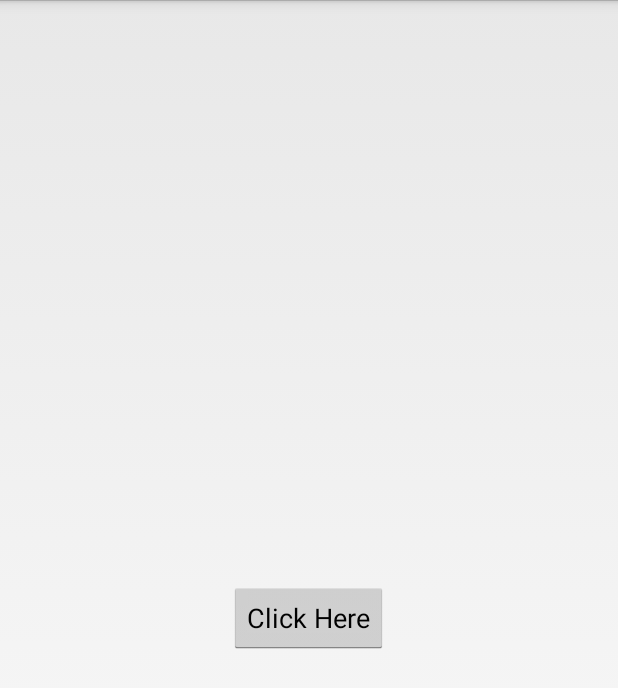
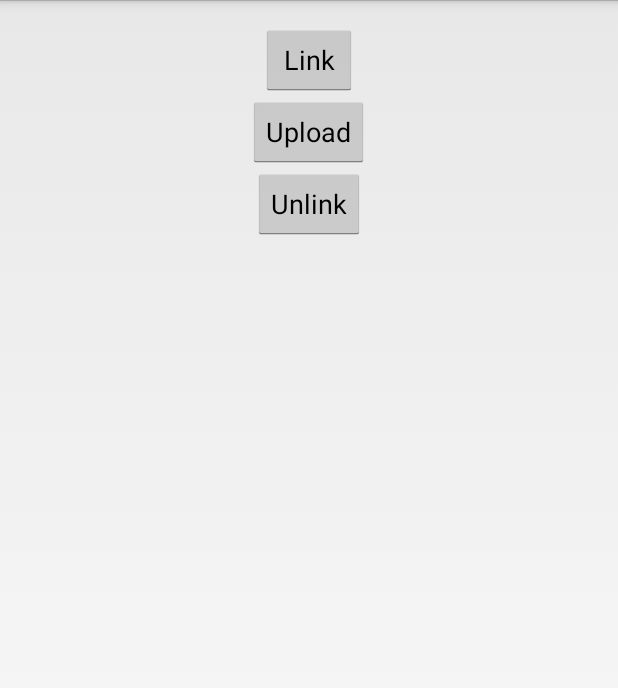
Before and after one commit to mGhassen/SyncFiles, an Android app: the screen it shows after launch (MainActivity), on a phone screen of 412 x 824 dp. Shown: the top 688 px of the screen. Run offline under Robolectric (Android 15) with nearby library versions, the phone set to English and light mode, and no system bars; libraries missing offline, so code that uses them is left out: com.dropbox.sync; 1 statement that could not run was skipped.

Commit message:
added unlink to dropbox account manager to fix errors; modified activity layout

```diff
--- a/app/src/main/java/com/unifyx/syncfiles/MainActivity.java
+++ b/app/src/main/java/com/unifyx/syncfiles/MainActivity.java
@@ -6,6 +6,7 @@ import android.os.Bundle;
 import android.util.Log;
 import android.view.View;
 import android.widget.Button;
+import android.widget.Toast;
 
 import com.dropbox.sync.android.DbxAccountManager;
 import com.dropbox.sync.android.DbxFile;
@@ -17,42 +18,72 @@ import java.io.IOException;
 
 public class MainActivity extends Activity {
 
+    private static final String TAG = "com.unifyx.syncfiles";
     private static final String APP_KEY="1er4u6q40r9b7ll";
     private static final String APP_SECRET="ui4gria08b2qp4v";
     public DbxAccountManager mDbxAcctMgr;
     static final int REQUEST_LINK_TO_DBX = 1010;  // This value is up to you
 
-    public Button button;
+    public Button linkButton;
+    public Button uploadButton;
+    public Button unlinkButton;
+
 
     @Override
     protected void onCreate(Bundle savedInstanceState) {
-        Log.d("debug this","init");
+        Log.d(TAG, "init");
         super.onCreate(savedInstanceState);
         setContentView(R.layout.activity_main);
-        button = (Button) findViewById(R.id.button);
 
         execute();
 
-        button.setOnClickListener(new View.OnClickListener() {
+        linkButton = (Button) findViewById(R.id.linkButton);
+        linkButton.setOnClickListener(new View.OnClickListener() {
             @Override
             public void onClick(View v) {
+                Log.d(TAG, "clicked linkButton");
                 linkAccount();
             }
         });
 
-        Log.d("debug this", "onCreate() done");
+        uploadButton = (Button) findViewById(R.id.uploadButton);
+        uploadButton.setOnClickListener(new View.OnClickListener() {
+            @Override
+            public void onClick(View v) {
+                Log.d(TAG, "clicked uploadButton");
+                if (mDbxAcctMgr.hasLinkedAccount()) {
+                    try {
+                        Log.d(TAG, "upload success");
+                        testUpload();
+                    } catch (IOException e) {
+                        Log.d(TAG, "error uploading");
+                    }
+                } else {
+                    Toast.makeText(getApplicationContext(), "Link an account first", Toast.LENGTH_LONG).show();
+                }
+            }
+        });
+
+        unlinkButton = (Button) findViewById(R.id.unlinkButton);
+        unlinkButton.setOnClickListener(new View.OnClickListener() {
+            @Override
+            public void onClick(View v) {
+                Log.d(TAG, "clicked unlinkButton");
+                mDbxAcctMgr.unlink();
+            }
+        });
+
     }
 
-
     public void execute() {
-        Log.d("debug this","creating dropbox manager");
-        mDbxAcctMgr = DbxAccountManager.getInstance(MainActivity.this.getApplicationContext(), APP_KEY, APP_SECRET);
+        Log.d(TAG, "creating dropbox manager");
+        mDbxAcctMgr = DbxAccountManager.getInstance(getApplicationContext(), APP_KEY, APP_SECRET);
     }
 
     public void linkAccount() {
         //execute();
-        Log.d("debug this","linking account");
-        mDbxAcctMgr.startLink(this, REQUEST_LINK_TO_DBX);
+        Log.d(TAG, "linking account");
+        mDbxAcctMgr.startLink((Activity) this, REQUEST_LINK_TO_DBX);
     }
 
     public void testUpload() throws IOException {
@@ -64,18 +95,13 @@ public class MainActivity extends Activity {
 
     @Override
     public void onActivityResult(int requestCode, int resultCode, Intent data) {
-        Log.d("debug this","activity result");
+        Log.d(TAG, "activity result");
+        Log.d(TAG, "resultCode = " + resultCode);
         if (requestCode == REQUEST_LINK_TO_DBX) {
             if (resultCode == Activity.RESULT_OK) {
                 // ... Start using Dropbox files.
-                try {
-                    Log.d("debug this","uploading test file");
-                    testUpload();
-                } catch (IOException e) {
-                    Log.d("debug this","error 1");
-                }
             } else {
-                Log.d("debug this","error 2");  // ERROR GOES HERE
+                Log.d(TAG, "error linking account");
             }
         } else {
             super.onActivityResult(requestCode, resultCode, data);
--- a/app/src/main/res/layout/activity_main.xml
+++ b/app/src/main/res/layout/activity_main.xml
@@ -11,8 +11,24 @@
     <Button
         android:layout_width="wrap_content"
         android:layout_height="wrap_content"
-        android:text="Click Here"
-        android:id="@+id/button"
-        android:layout_centerVertical="true"
+        android:text="Link"
+        android:id="@+id/linkButton"
+        android:layout_alignParentTop="true"
+        android:layout_centerHorizontal="true"/>
+
+    <Button
+        android:layout_width="wrap_content"
+        android:layout_height="wrap_content"
+        android:text="Upload"
+        android:id="@+id/uploadButton"
+        android:layout_below="@+id/linkButton"
+        android:layout_centerHorizontal="true"/>
+
+    <Button
+        android:layout_width="wrap_content"
+        android:layout_height="wrap_content"
+        android:text="Unlink"
+        android:id="@+id/unlinkButton"
+        android:layout_below="@+id/uploadButton"
         android:layout_centerHorizontal="true"/>
 </RelativeLayout>
```
